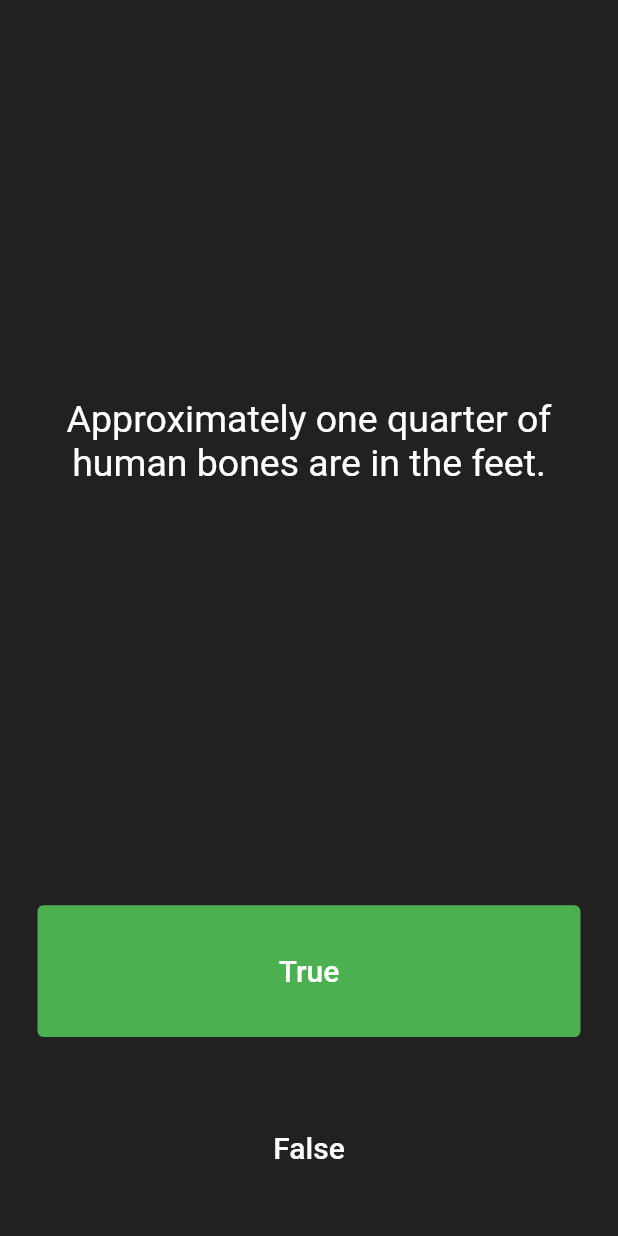
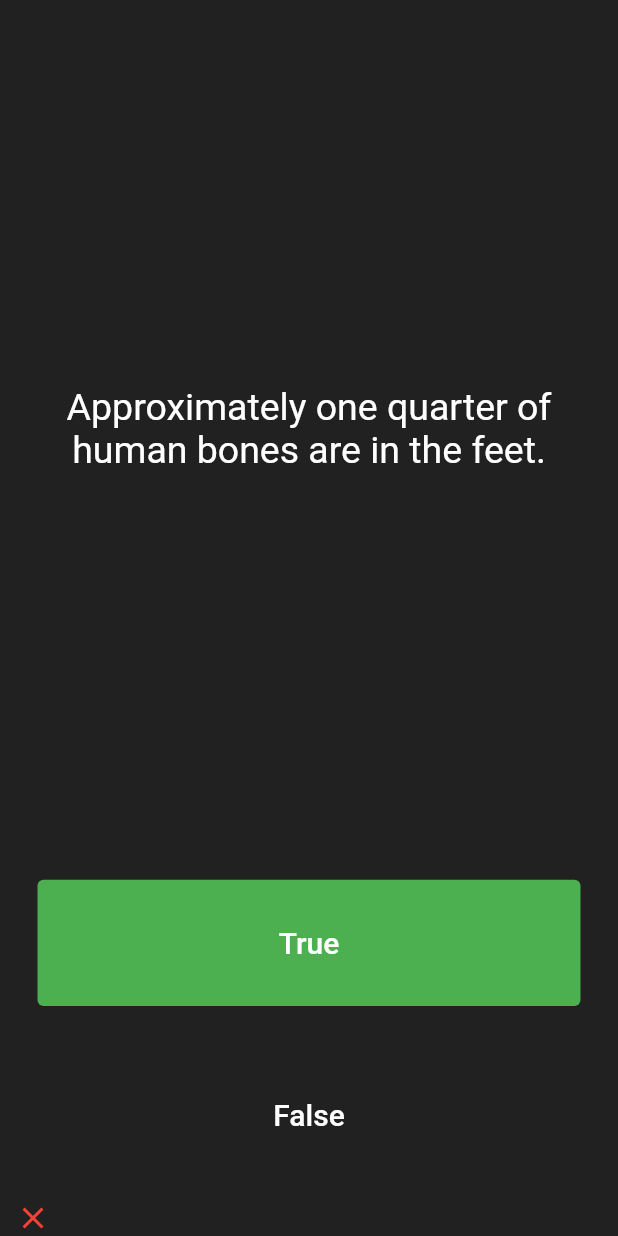
Before and after one commit to clippefuentes/quizzletFlutter, a Flutter app: the screen it shows after launch, after a tap on "True", on a phone screen of 412 x 824 dp. Run offline on Flutter 3.47's test engine with Material 2 defaults, Android fonts, the phone set to English and light mode, and no system bars; our stand-ins replace rflutter_alert.

Commit message:
finish app

```diff
--- a/lib/main.dart
+++ b/lib/main.dart
@@ -1,5 +1,8 @@
 import 'package:flutter/material.dart';
-import 'package:quizzler/question.dart';
+import 'package:quizzler/quiz_brain.dart';
+import 'package:rflutter_alert/rflutter_alert.dart';
+
+QuizBrain quizBrain = new QuizBrain();
 
 void main() => runApp(Quizzler());
 
@@ -26,25 +29,47 @@ class QuizPage extends StatefulWidget {
 }
 
 class _QuizPageState extends State<QuizPage> {
-  List scoreKeeper = [];
-  List<Question> questions = [
-    Question(q: 'You can lead a cow down stairs but not up stairs.', a: false),
-    Question(q: 'Approximately one quarter of human bones are in the feet.', a: true),
-    Question(q: 'A slug\'s blood is green.', a: true),
-  ];
+  List<Icon> scoreKeeper = [];
+  int score = 0;
 
-  int currentQuestionId = 0;
+  void answerQuestion(bool answer) {
+    bool currentAnswer = quizBrain.getQuestionAnswer();
+    setState(() {
+      if (currentAnswer == answer) {
+        scoreKeeper.add(Icon(Icons.check, color: Colors.green));
+        setState(() {
+          score++;
+        });
+      } else {
+        scoreKeeper.add(Icon(Icons.close, color: Colors.red));
+      }
 
-  void answerQuestion({bool answer}) {
-    bool currentAnswer = questions[currentQuestionId].questionAnswer;
-    if (currentAnswer == answer) {
-
-    } else {
-
-    }
-
-    setState(() {
-      currentQuestionId++;
+      if (quizBrain.isQuizFinish()) {
+        Alert(
+          context: context,
+          title: "Quiz Finish",
+          desc: "You got a score of $score.",
+           buttons: [
+            DialogButton(
+              child: Text(
+                "Reset",
+                style: TextStyle(color: Colors.white, fontSize: 20),
+              ),
+              onPressed: () {
+                setState(() {
+                  quizBrain.reset();
+                  score = 0;
+                  scoreKeeper.clear();
+                });
+                Navigator.pop(context);
+              },
+              color: Color.fromRGBO(0, 179, 134, 1.0),
+            )
+           ]
+          ).show();
+      } else {
+        quizBrain.nextQuestion();
+      }
     });
   }
 
@@ -55,7 +80,7 @@ class _QuizPageState extends State<QuizPage> {
             padding: EdgeInsets.all(10.0),
             child: Center(
               child: Text(
-                questions[currentQuestionId].questionText,
+                quizBrain.getQuestionText(),
                 textAlign: TextAlign.center,
                 style: TextStyle(
                   fontSize: 25.0,
@@ -87,7 +112,7 @@ class _QuizPageState extends State<QuizPage> {
               ),
               onPressed: () {
                 //The user picked true.
-                answerQuestion();
+                answerQuestion(true);
               },
             ),
           ),
@@ -111,7 +136,7 @@ class _QuizPageState extends State<QuizPage> {
               ),
               onPressed: () {
                 //The user picked false.
-                answerQuestion();
+                answerQuestion(false);
               },
             ),
           ),
@@ -128,9 +153,7 @@ class _QuizPageState extends State<QuizPage> {
         trueButtonWidget(),
         falseButtonWidget(),
         Container(child: Row(
-          children: [
-             ...scoreKeeper.toList()
-          ]
+          children: scoreKeeper
         ))
       ],
     );
--- a/lib/question.dart
+++ b/lib/question.dart
@@ -2,7 +2,7 @@ class Question {
   String questionText;
   bool questionAnswer;
 
-  Question({ String q, bool a}) {
+  Question(String q, bool a) {
     this.questionAnswer = a;
     this.questionText = q;
   }
--- a/pubspec.yaml
+++ b/pubspec.yaml
@@ -19,6 +19,7 @@ dependencies:
   # The following adds the Cupertino Icons font to your application.
   # Use with the CupertinoIcons class for iOS style icons.
   cupertino_icons: ^0.1.2
+  rflutter_alert: ^2.0.4
 
 dev_dependencies:
   flutter_test:
```
Also changed, not shown: lib/quiz_brain.dart (added, +58 -0 lines).
